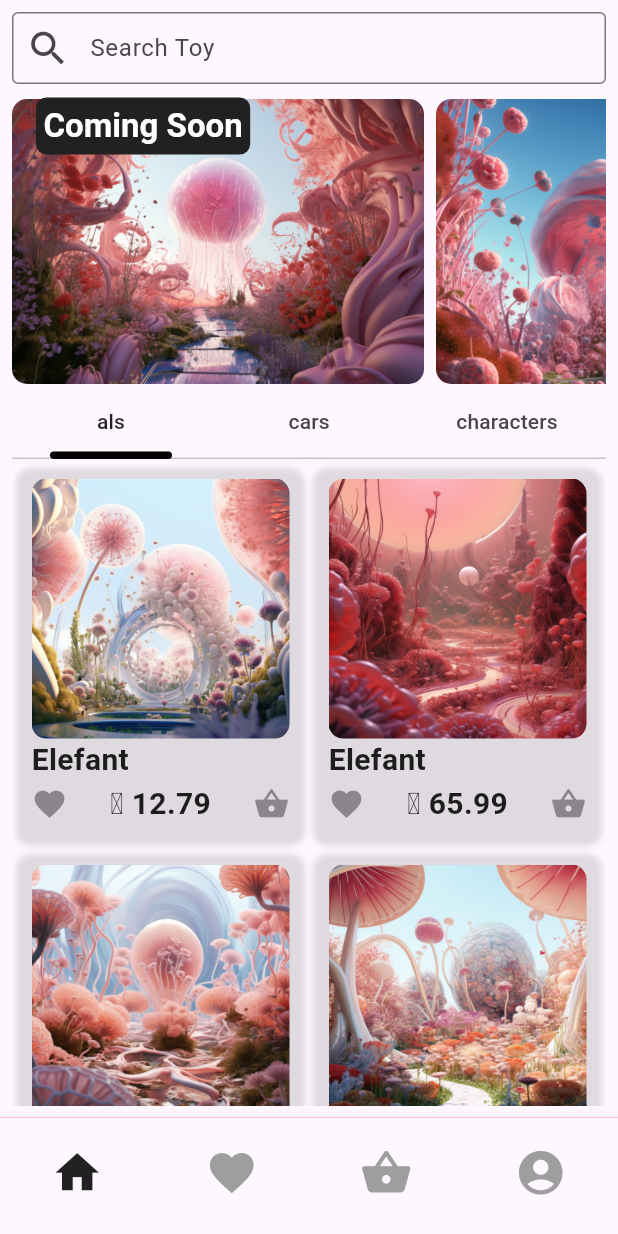
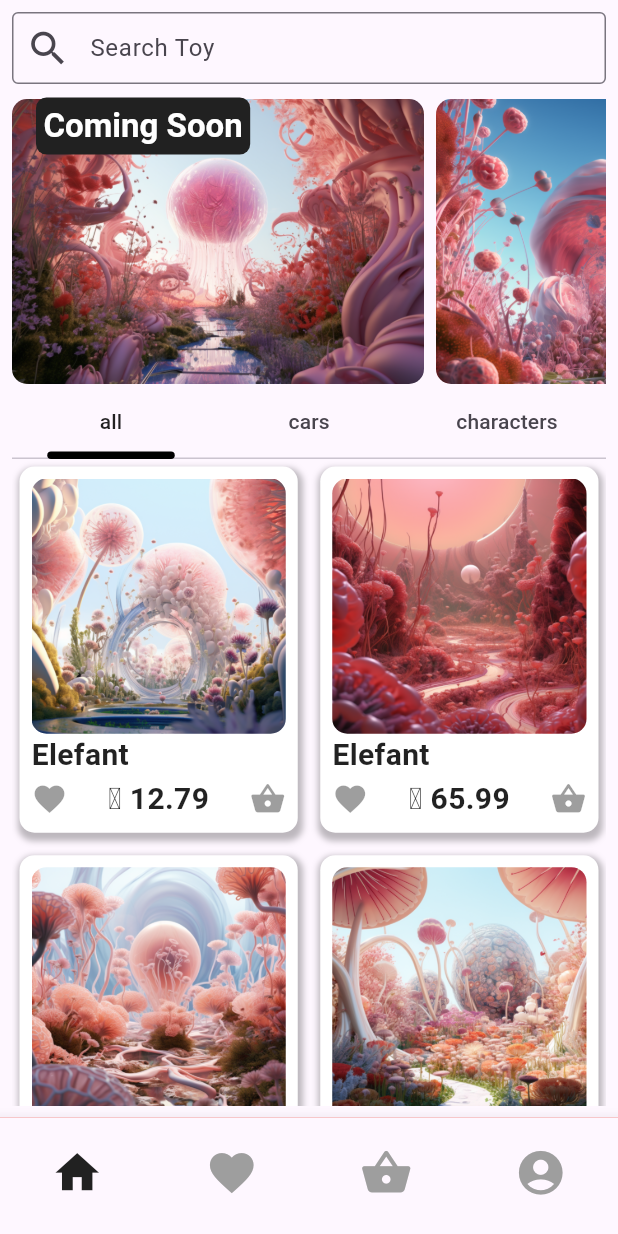
Before and after one commit to kwesikwaa/ToyShop-frontend-Flutter, a Flutter app: the screen it shows after launch, on a phone screen of 412 x 824 dp. Run offline on Flutter 3.47's test engine with Material 2 defaults, Android fonts, the phone set to English and light mode, and no system bars; our stand-ins replace webview_flutter; missing offline and left inert: flutter_paystack.

Commit message:
grid shadows n spacing adjusted

```diff
--- a/lib/components/toyItem.dart
+++ b/lib/components/toyItem.dart
@@ -88,12 +88,12 @@ class _ToyItemState extends State<ToyItem> {
         height: MediaQuery.of(context).size.height,
         decoration: BoxDecoration(
           borderRadius: BorderRadius.circular(10),
-          // color:  Colors.white60
+          color:  Colors.white,
           boxShadow: const [BoxShadow(
-            color: Colors.black12,
+            color: Colors.black26,
             spreadRadius: 2,
             blurRadius: 3,
-            offset: Offset(0, 3)
+            offset: Offset(1, 3)
           )]
         ),
         child: Padding(
--- a/lib/routes/shop.dart
+++ b/lib/routes/shop.dart
@@ -96,8 +96,8 @@ class _ShopRouteState extends State<ShopRoute> {
                     child: GridView.builder(
                       gridDelegate: const SliverGridDelegateWithFixedCrossAxisCount(
                         crossAxisCount: 2,
-                        // crossAxisSpacing: 10,
-                        // mainAxisSpacing: 10,
+                        // crossAxisSpacing: 20,
+                        // mainAxisSpacing: 20,
                         childAspectRatio: 150/195,
                         // mainAxisExtent: 180
                       ),
--- a/lib/routes/shopwithsliver.dart
+++ b/lib/routes/shopwithsliver.dart
@@ -101,7 +101,7 @@ class _ShopWithSliverRouteState extends State<ShopWithSliverRoute> {
                           insets: const EdgeInsets.symmetric(horizontal: 50)
                         ),
                         tabs: const [
-                          Tab(child: Text('als', style: TextStyle(color: Colors.black87),)),
+                          Tab(child: Text('all', style: TextStyle(color: Colors.black87),)),
                           Tab(text: 'cars',),
                           Tab(text: 'characters',),
                         ]),
@@ -115,8 +115,8 @@ class _ShopWithSliverRouteState extends State<ShopWithSliverRoute> {
                             child: GridView.builder(
                               gridDelegate: const SliverGridDelegateWithFixedCrossAxisCount(
                                 crossAxisCount: 2,
-                                // crossAxisSpacing: 10,
-                                // mainAxisSpacing: 10,
+                                crossAxisSpacing: 5,
+                                mainAxisSpacing: 5,
                                 childAspectRatio: 150/195,
                                 // mainAxisExtent: 180
                               ),
```
